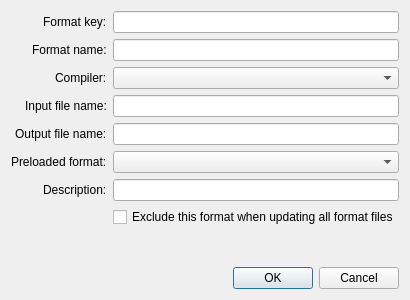
Above: Programs/MiKTeX/Console/Qt/formatdefinitiondialog.ui from MiKTeX/miktex before the change. Below: the same form after it.
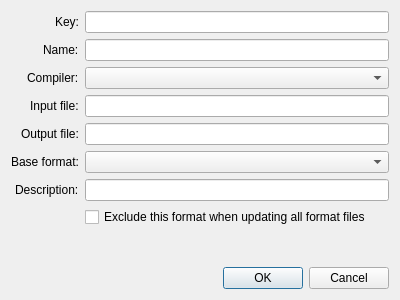
That is the form after the change.

Diff of the .ui file:
```diff
--- a/Programs/MiKTeX/Console/Qt/formatdefinitiondialog.ui
+++ b/Programs/MiKTeX/Console/Qt/formatdefinitiondialog.ui
@@ -22,7 +22,7 @@
      <item row="0" column="0">
       <widget class="QLabel" name="label">
        <property name="text">
-        <string>Format key:</string>
+        <string>Key:</string>
        </property>
       </widget>
      </item>
@@ -32,7 +32,7 @@
      <item row="1" column="0">
       <widget class="QLabel" name="label_2">
        <property name="text">
-        <string>Format name:</string>
+        <string>Name:</string>
        </property>
       </widget>
      </item>
@@ -52,7 +52,7 @@
      <item row="3" column="0">
       <widget class="QLabel" name="label_4">
        <property name="text">
-        <string>Input file name:</string>
+        <string>Input file:</string>
        </property>
       </widget>
      </item>
@@ -62,7 +62,7 @@
      <item row="4" column="0">
       <widget class="QLabel" name="label_5">
        <property name="text">
-        <string>Output file name:</string>
+        <string>Output file:</string>
        </property>
       </widget>
      </item>
@@ -72,7 +72,7 @@
      <item row="5" column="0">
       <widget class="QLabel" name="label_6">
        <property name="text">
-        <string>Preloaded format:</string>
+        <string>Base format:</string>
        </property>
       </widget>
      </item>
```
Left out of the diff: 2 changed lines with no effect on the pictures.
